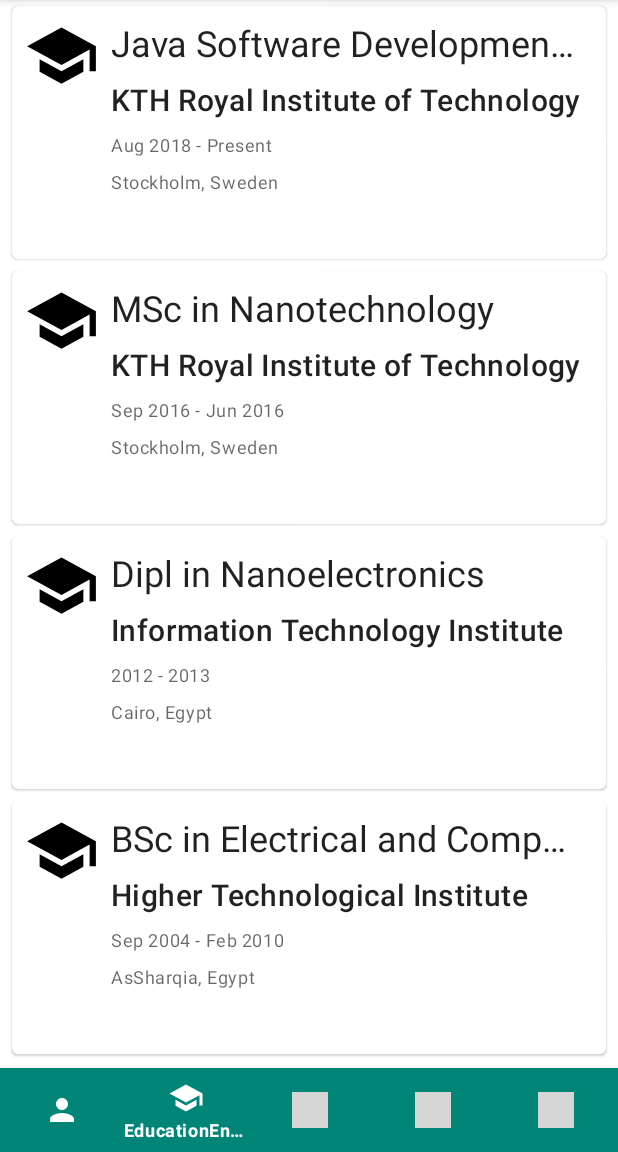
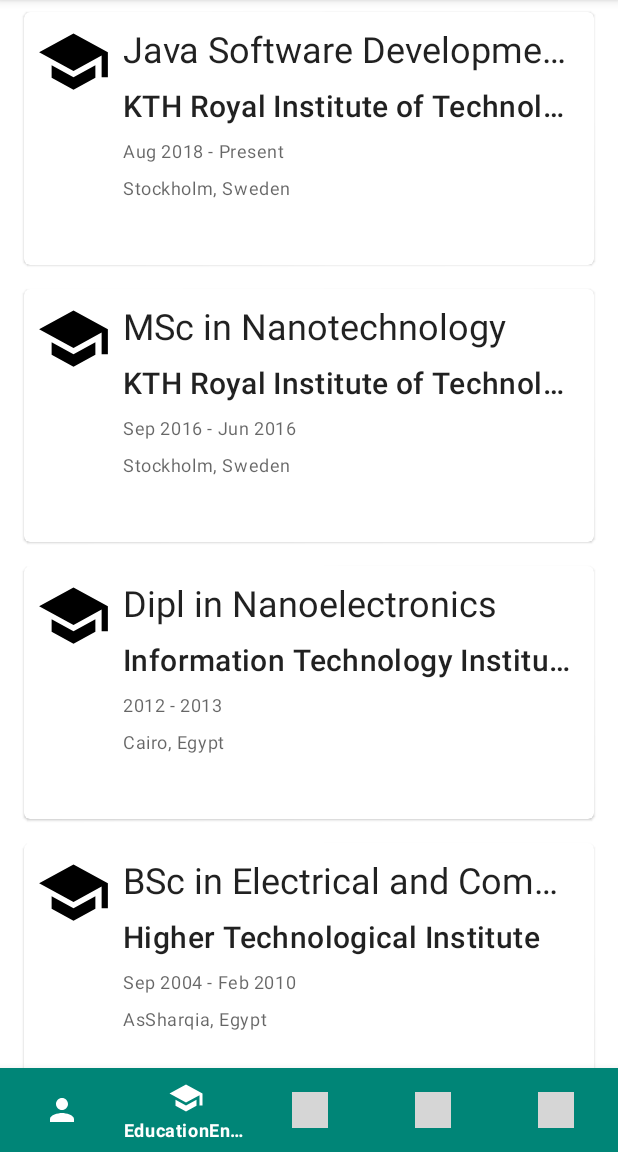
Before and after one commit to AlAskalany/CareerShowcase, an Android app: the screen it shows after launch (MainActivity), item 2 of the bottom bar chosen, on a phone screen of 412 x 824 dp, the part 84-1236 px from its top. Run offline under Robolectric (Android 15) with nearby library versions, the phone set to English and light mode, and no system bars; our stand-ins replace Room's generated code, data binding; pictures from the network do not load; grey boxes are pictures that could not be loaded.

Commit message:
Increased margins for card view layouts

```diff
--- a/app/src/main/res/layout/fragment_education.xml
+++ b/app/src/main/res/layout/fragment_education.xml
@@ -18,12 +18,12 @@
         android:id="@+id/cardView_Education"
         android:layout_width="match_parent"
         android:layout_height="wrap_content"
-        android:layout_marginStart="8dp"
-        android:layout_marginLeft="8dp"
-        android:layout_marginTop="4dp"
-        android:layout_marginEnd="8dp"
-        android:layout_marginRight="8dp"
-        android:layout_marginBottom="4dp"
+        android:layout_marginStart="16dp"
+        android:layout_marginLeft="16dp"
+        android:layout_marginTop="8dp"
+        android:layout_marginEnd="16dp"
+        android:layout_marginRight="16dp"
+        android:layout_marginBottom="8dp"
         android:onClick="@{() -> callback.onClick(education)}"
         app:contentPadding="8dp">
 
```
Also changed, not shown: app/src/main/res/layout/fragment_contact.xml (+6 -6 lines), app/src/main/res/layout/fragment_skill.xml (+6 -6 lines), app/src/main/res/layout/fragment_work.xml (+6 -6 lines).
